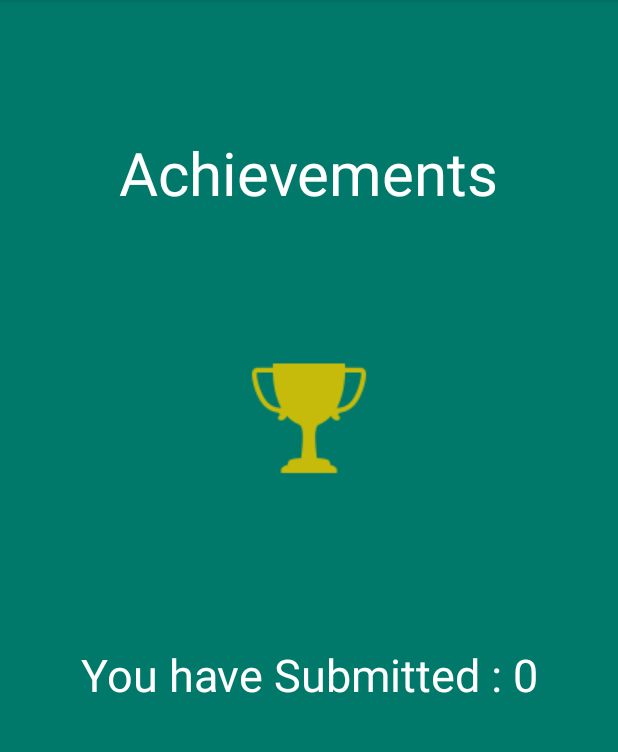
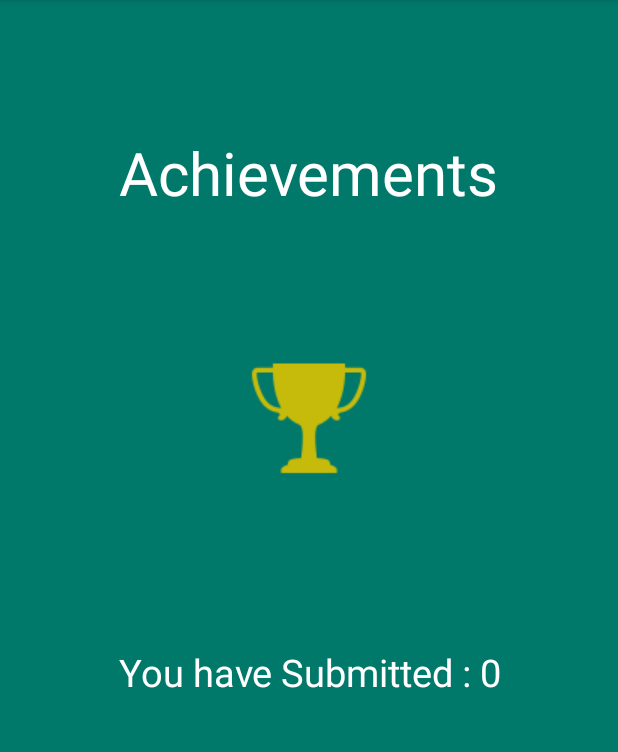
Before and after one commit to nimesha95/MemifyX, an Android app: the Achievements screen opened directly, with no data from a screen before it, on a phone screen of 412 x 824 dp, the part 84-836 px from its top. Run offline under Robolectric (Android 15) with nearby library versions, the phone set to English and light mode, and no system bars; our stand-ins replace Firebase (no records; nobody signed in at launch, a user with empty details on screens opened directly); libraries missing offline, so code that uses them is left out: com.gitonway.lee; 1 statement that could not run was skipped.

Commit message:
Current FINAL Version

```diff
--- a/app/build.gradle
+++ b/app/build.gradle
@@ -28,6 +28,7 @@ dependencies {
     compile('com.afollestad:bridge:5.1.2') {
         exclude group: 'org.json', module: 'json'
     }
+
     compile 'com.android.support:appcompat-v7:26.+'
     compile 'com.android.support.constraint:constraint-layout:1.0.2'
     compile 'com.android.support:design:26.+'
@@ -40,6 +41,8 @@ dependencies {
     compile 'com.github.jd-alexander:LikeButton:0.2.3'
     compile 'com.github.sd6352051:NiftyDialogEffects:1.0.0'
     compile 'com.github.deano2390:MaterialShowcaseView:1.2.0'
+    compile 'com.google.firebase:firebase-crash:10.0.1'
+    compile 'com.google.firebase:firebase-messaging:10.0.1'
     testCompile 'junit:junit:4.12'
 }
 
@@ -48,4 +51,7 @@ dependencies {
 
 
 
+
+
+
 apply plugin: 'com.google.gms.google-services'
--- a/app/src/main/java/com/example/nimesha/memifyx/decision_point.java
+++ b/app/src/main/java/com/example/nimesha/memifyx/decision_point.java
@@ -10,6 +10,7 @@ import android.widget.Button;
 
 import com.gitonway.lee.niftymodaldialogeffects.lib.NiftyDialogBuilder;
 import com.google.firebase.auth.FirebaseAuth;
+import com.google.firebase.crash.FirebaseCrash;
 import com.google.firebase.database.DataSnapshot;
 import com.google.firebase.database.DatabaseError;
 import com.google.firebase.database.DatabaseReference;
@@ -49,7 +50,6 @@ public class decision_point extends AppCompatActivity {
 
         SharedPreferences prefs = getSharedPreferences("memify", MODE_PRIVATE);
         String username = prefs.getString("username", "User not found");
-
 
         if (CheckNetwork.isInternetAvailable(decision_point.this)) //returns true if internet available
         {
--- a/app/src/main/res/layout/activity_achievements.xml
+++ b/app/src/main/res/layout/activity_achievements.xml
@@ -26,7 +26,7 @@
         android:layout_width="wrap_content"
         android:layout_height="wrap_content"
         android:text="You have Submitted :"
-        android:textSize="30dp"
+        android:textSize="25dp"
         android:textColor="#FFFFFF"
         android:layout_marginTop="8dp"
         app:layout_constraintTop_toBottomOf="@+id/imageView3"
@@ -37,7 +37,8 @@
         app:layout_constraintLeft_toLeftOf="parent"
         android:layout_marginRight="8dp"
         app:layout_constraintRight_toRightOf="parent"
-        app:layout_constraintHorizontal_bias="0.505" />
+        app:layout_constraintHorizontal_bias="0.505"
+        />
 
     <ImageView
         android:id="@+id/imageView3"
@@ -52,5 +53,6 @@
         app:layout_constraintLeft_toLeftOf="parent"
         app:layout_constraintVertical_bias="0.148"
         app:layout_constraintRight_toRightOf="parent"
-        app:layout_constraintTop_toBottomOf="@+id/textView5" />
+        app:layout_constraintTop_toBottomOf="@+id/textView5"
+        />
 </android.support.constraint.ConstraintLayout>
--- a/app/src/main/res/layout/activity_splash.xml
+++ b/app/src/main/res/layout/activity_splash.xml
@@ -5,5 +5,4 @@
     android:layout_height="match_parent"
     android:background="@drawable/splash_screen"
     tools:context="com.example.nimesha.memifyx.SplashActivity">
-
 </RelativeLayout>
--- a/build.gradle
+++ b/build.gradle
@@ -16,7 +16,7 @@ buildscript {
 allprojects {
     repositories {
         jcenter()
-        maven { url "https://jitpack.io" }
+        maven { url "https://jitpack.io"}
     }
 }
 
```
